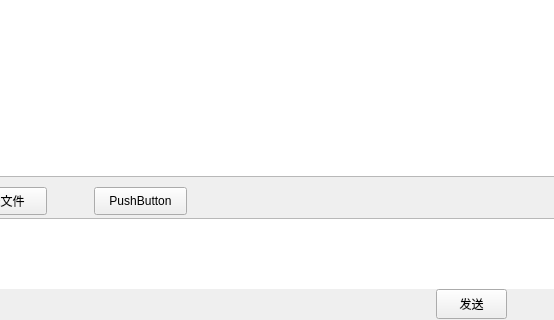
First picture: the form in chatdlg.ui, repository XCLSX/QQ, before the edit; both pictures show x 96 to 650 and y 480 to 800 of the 650 by 800 pixel window.
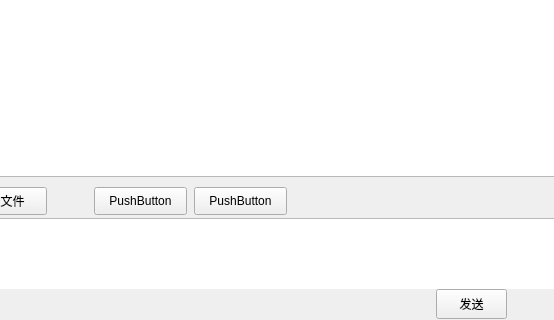
Second picture: the form after the edit.

What changed in the file:
```diff
--- a/chatdlg.ui
+++ b/chatdlg.ui
@@ -210,6 +210,19 @@
        <string>PushButton</string>
       </property>
      </widget>
+     <widget class="QPushButton" name="pushButton_2">
+      <property name="geometry">
+       <rect>
+        <x>290</x>
+        <y>10</y>
+        <width>93</width>
+        <height>28</height>
+       </rect>
+      </property>
+      <property name="text">
+       <string>PushButton</string>
+      </property>
+     </widget>
     </widget>
    </item>
    <item>
```
Left out of the diff: 14 changed lines with no effect on the pictures.
